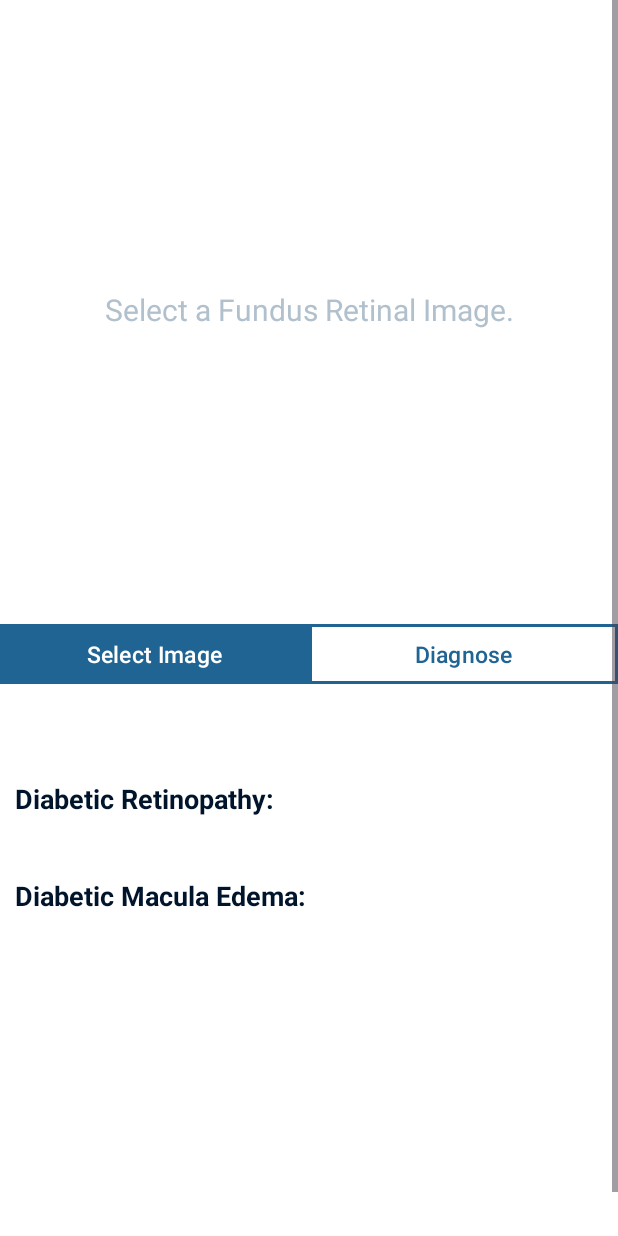
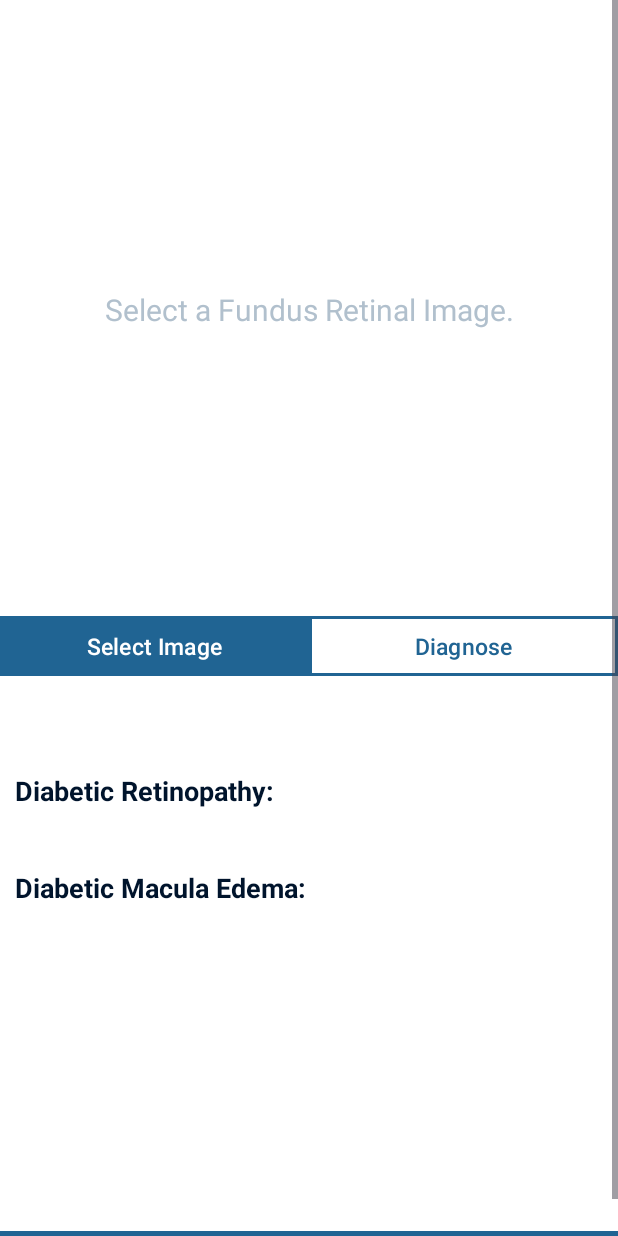
Before and after one commit to HR-HBM/Iris_Mobile_App, an Android app: the layout activity_main.xml on its own in the app's theme, with its tools: preview values and no code run, on a phone screen of 412 x 824 dp. Run offline under Robolectric (Android 15) with nearby library versions, the phone set to English and light mode, and no system bars.

Commit message:
update LinearLayout margins

```diff
--- a/app/src/main/res/layout/activity_main.xml
+++ b/app/src/main/res/layout/activity_main.xml
@@ -54,7 +54,7 @@
             android:id="@+id/linLayout"
             android:layout_width="match_parent"
             android:layout_height="wrap_content"
-            android:layout_marginTop="0dp"
+            android:layout_marginTop="-5dp"
             android:layout_marginBottom="10dp"
             app:flow_horizontalAlign="center"
             android:orientation="horizontal"
```
